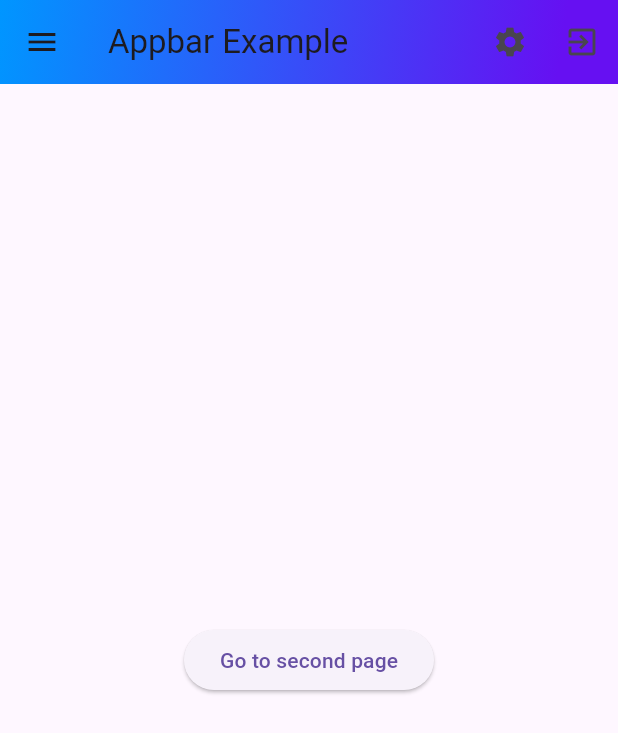
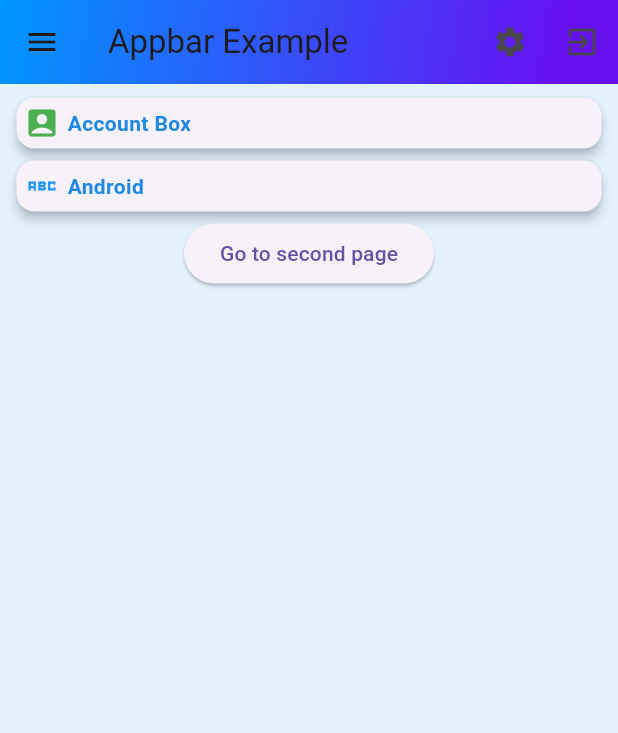
Before and after one commit to MFaqihRidho/learn-flutter, a Flutter app: the MainPage screen opened directly, on a phone screen of 412 x 824 dp. Shown: the top 733 px of the screen. Run offline on Flutter 3.47's test engine with Material 3 defaults, Android fonts, the light colour scheme and no system bars.

Commit message:
✨ learning Card

```diff
--- a/lib/main_page.dart
+++ b/lib/main_page.dart
@@ -8,6 +8,8 @@ class MainPage extends StatelessWidget {
   @override
   Widget build(BuildContext context) {
     return Scaffold(
+      // appbar
+      backgroundColor: Colors.blue.shade50,
       appBar: AppBar(
         leading: Icon(Icons.menu),
         title: Text('Appbar Example'),
@@ -32,7 +34,22 @@ class MainPage extends StatelessWidget {
           ),
         ),
       ),
-      body: Center(
+      body: ListView(
+        padding: EdgeInsets.only(right: 7, left: 7, top: 5),
+        children: [
+          buildCard(
+              Icon(
+                Icons.account_box,
+                color: Colors.green.shade500,
+              ),
+              'Account Box'),
+          buildCard(
+              Icon(
+                Icons.abc_sharp,
+                color: Colors.blue.shade500,
+              ),
+              'Android'),
+          Center(
             child: ElevatedButton(
               child: Text("Go to second page"),
               onPressed: () {
@@ -40,7 +57,23 @@ class MainPage extends StatelessWidget {
                   return const SecondPage();
                 }));
               },
-      )),
+            ),
+          )
+        ],
+      ),
     );
   }
+
+  Card buildCard(Icon icon, String text) {
+    return Card(
+        elevation: 3,
+        child: Row(children: [
+          Container(margin: EdgeInsets.all(5), child: icon),
+          Text(
+            text,
+            style: TextStyle(
+                color: Colors.blue.shade600, fontWeight: FontWeight.bold),
+          )
+        ]));
   }
+}
```
Lines whose indentation alone changed are shown as unchanged.
